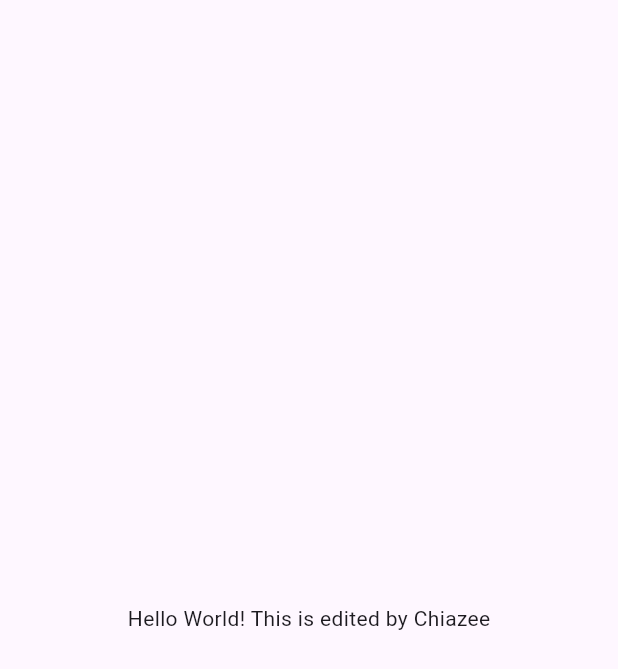
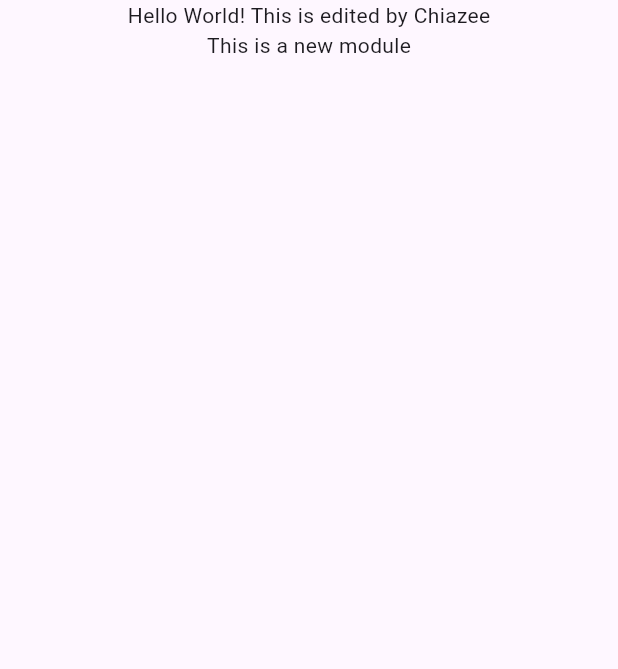
Before and after one commit to yuki124-cyk/versioncontrol, a Flutter app: the screen it shows after launch, on a phone screen of 412 x 824 dp. Shown: the top 669 px of the screen. Run offline on Flutter 3.47's test engine with Material 3 defaults, Android fonts, the phone set to English and light mode, and no system bars.

Commit message:
Inserted new line

```diff
--- a/lib/main.dart
+++ b/lib/main.dart
@@ -13,7 +13,12 @@ class MainApp extends StatelessWidget {
     return const MaterialApp(
       home: Scaffold(
         body: Center(
-          child: Text('Hello World! This is edited by Chiazee'),
+          child: Column(
+            children: [
+              Text('Hello World! This is edited by Chiazee'),
+              Text('This is a new module'),
+            ],
+          ),
         ),
       ),
     );
```
